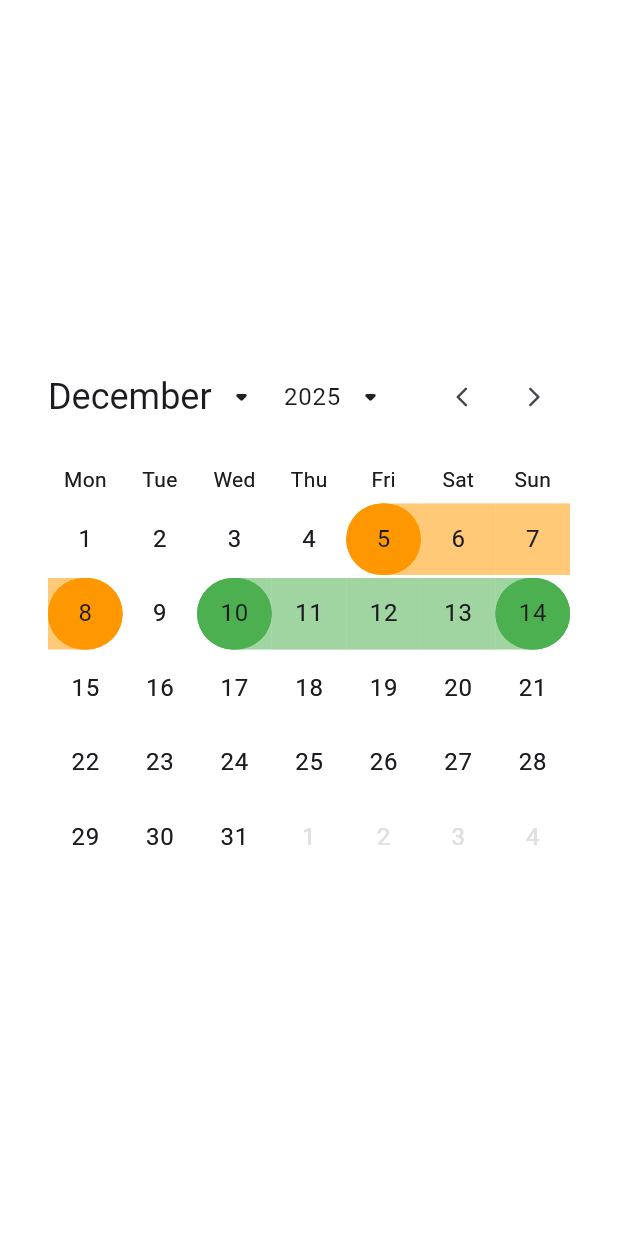
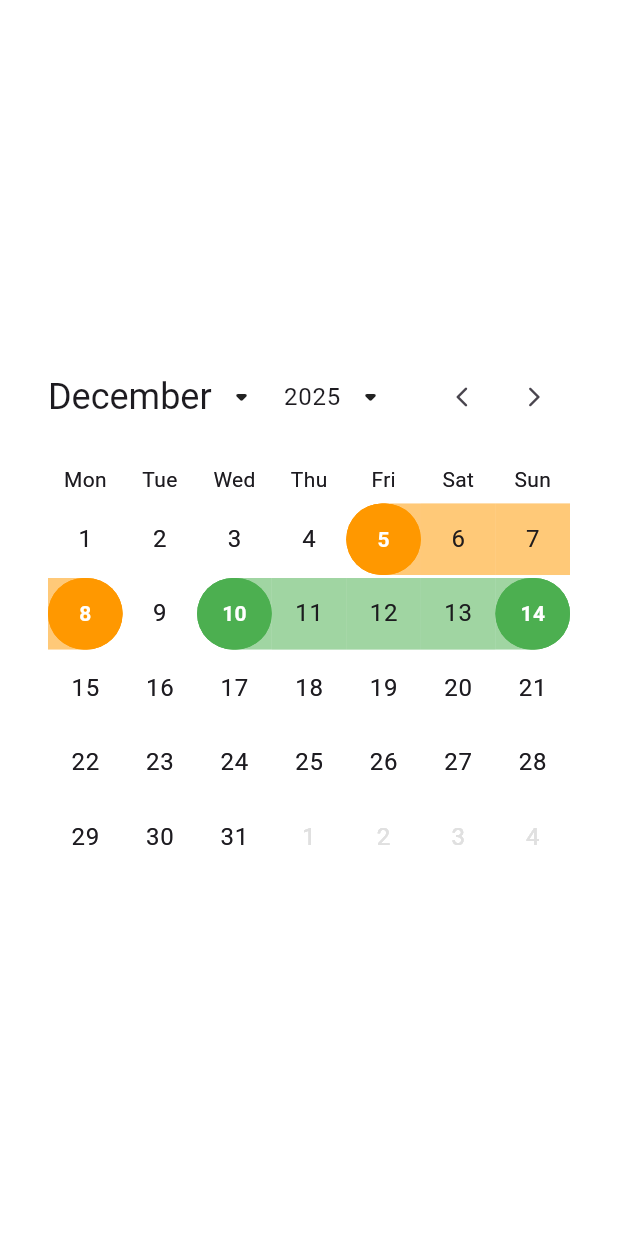
Before and after one commit to riccardocescon/multi_selection_calendar, a Flutter app: the screen it shows after launch, on a phone screen of 412 x 824 dp. Run offline on Flutter 3.47's test engine with Material 3 defaults, Android fonts, the phone set to English and light mode, and no system bars.

Commit message:
Added CalendarDayBackground widget

```diff
--- a/example/lib/main.dart
+++ b/example/lib/main.dart
@@ -1,5 +1,8 @@
 import 'package:flutter/material.dart';
+import 'package:multi_selection_calendar/enums/enums.dart';
+import 'package:multi_selection_calendar/extensions/extensions.dart';
 import 'package:multi_selection_calendar/notifiers/selection_notifier.dart';
+import 'package:multi_selection_calendar/widgets/calendar_day_background.dart';
 import 'package:multi_selection_calendar/widgets/multi_selection_calendar.dart';
 
 void main() {
@@ -37,6 +40,7 @@ class MyApp extends StatelessWidget {
           width: 600,
           padding: const EdgeInsets.all(32),
           child: MultiSelectionCalendar(
+            conflictMode: ConflictMode.overlap,
             initialSelections: [
               CalendarSelection(
                 start: DateTime.now(),
@@ -49,6 +53,37 @@ class MyApp extends StatelessWidget {
                 color: Colors.orange,
               ),
             ],
+            dayBuilder: (date, daySelections, isSelected) {
+              if (isSelected) {
+                return CalendarDayBackground.selected(
+                  child: Text(
+                    '${date.day}',
+                    style: const TextStyle(
+                      fontWeight: FontWeight.bold,
+                      color: Colors.white,
+                    ),
+                  ),
+                );
+              }
+
+              if (daySelections.isEmpty) return null;
+              final isEndpoint = daySelections.any(
+                (e) => date.isSameDate(e.start) || date.isSameDate(e.end),
+              );
+              if (!isEndpoint) return null;
+
+              return CalendarDayBackground.day(
+                date: date,
+                selections: daySelections,
+                child: Text(
+                  '${date.day}',
+                  style: const TextStyle(
+                    fontWeight: FontWeight.bold,
+                    color: Colors.white,
+                  ),
+                ),
+              );
+            },
           ),
         ),
       ),
--- /dev/null
+++ b/lib/widgets/calendar_day_background.dart
@@ -0,0 +1,141 @@
+import 'package:flutter/material.dart';
+import 'package:multi_selection_calendar/entities/calendar_decorations.dart';
+import 'package:multi_selection_calendar/extensions/extensions.dart';
+import 'package:multi_selection_calendar/notifiers/selection_notifier.dart';
+
+class CalendarDayBackground extends StatelessWidget {
+  const CalendarDayBackground._({
+    required this.date,
+    required this.selections,
+    required this.dayDecoration,
+    required this.isSelected,
+    required this.child,
+  });
+
+  factory CalendarDayBackground.day({
+    required DateTime date,
+    required List<CalendarSelection> selections,
+    required Widget child,
+    DayDecoration dayDecoration = const DayDecoration(),
+  }) {
+    return CalendarDayBackground._(
+      date: date,
+      selections: selections,
+      dayDecoration: dayDecoration,
+      isSelected: false,
+      child: child,
+    );
+  }
+
+  factory CalendarDayBackground.selected({required Widget child}) {
+    return CalendarDayBackground._(
+      date: DateTime.now(),
+      selections: [],
+      dayDecoration: const DayDecoration(),
+      isSelected: true,
+      child: child,
+    );
+  }
+
+  final DateTime date;
+  final List<CalendarSelection> selections;
+  final DayDecoration dayDecoration;
+  final bool isSelected;
+  final Widget child;
+
+  @override
+  Widget build(BuildContext context) {
+    return Stack(
+      children: _buildSelectionDecoration
+          .map((decoration) => _cell(context, decoration))
+          .toList(),
+    );
+  }
+
+  Widget _cell(BuildContext context, Decoration? decoration) {
+    return Container(
+      decoration: decoration,
+      alignment: Alignment.center,
+      margin: EdgeInsets.symmetric(vertical: dayDecoration.verticalMargin),
+      child: child,
+    );
+  }
+
+  List<BoxDecoration> get _buildSelectionDecoration {
+    if (isSelected) {
+      return [
+        BoxDecoration(
+          color: dayDecoration.selectedDayBackgroundColor ?? Colors.blue,
+          borderRadius: BorderRadius.all(Radius.circular(9999)),
+        ),
+      ];
+    }
+
+    if (selections.isEmpty) {
+      return [
+        BoxDecoration(
+          color: dayDecoration.cellBackgroundColor ?? Colors.transparent,
+        ),
+      ];
+    }
+
+    List<BoxDecoration> decorations = [];
+
+    for (final selection in selections) {
+      Color? selectionColor;
+      BorderRadius? borderRadius;
+
+      if (date.isSameDate(selection.start)) {
+        selectionColor = selection.color;
+
+        if (date.isSameDate(selection.end)) {
+          // Single day selection
+          borderRadius = BorderRadius.all(
+            Radius.circular(dayDecoration.selectedRadius),
+          );
+        } else {
+          final backgroundBorder = BorderRadius.only(
+            topLeft: Radius.circular(9999),
+            bottomLeft: Radius.circular(9999),
+          );
+          borderRadius = BorderRadius.all(Radius.circular(9999));
+          decorations.add(
+            BoxDecoration(
+              color: selectionColor.withAlpha(dayDecoration.cellSelectionAlpha),
+              borderRadius: backgroundBorder,
+            ),
+          );
+        }
+      } else if (date.isSameDate(selection.end)) {
+        selectionColor = selection.color;
+
+        final backgroundBorder = BorderRadius.only(
+          topRight: Radius.circular(9999),
+          bottomRight: Radius.circular(9999),
+        );
+        borderRadius = BorderRadius.all(Radius.circular(9999));
+        decorations.add(
+          BoxDecoration(
+            color: selectionColor.withAlpha(dayDecoration.cellSelectionAlpha),
+            borderRadius: backgroundBorder,
+          ),
+        );
+      } else if (date.isAfter(selection.start) &&
+          date.isBefore(selection.end)) {
+        selectionColor = selection.color.withAlpha(
+          dayDecoration.cellSelectionAlpha,
+        );
+
+        borderRadius = null;
+      }
+
+      if (selectionColor != null) {
+        decorations.add(
+          BoxDecoration(color: selectionColor, borderRadius: borderRadius),
+        );
+      }
+    }
+
+    return decorations;
+  }
+}
--- a/lib/widgets/components/day_cell.dart
+++ b/lib/widgets/components/day_cell.dart
@@ -22,13 +22,20 @@ class _DayCell extends StatelessWidget {
   final DateTime date;
   final DayDecoration dayDecoration;
   final SelectionNotifier? selectionNotifier;
-  final Widget? Function(DateTime date, List<CalendarSelection> daySelections)?
+  final Widget? Function(
+    DateTime date,
+    List<CalendarSelection> daySelections,
+    bool isSelected,
+  )?
   dayBuilder;
+
+  bool get isDaySelected =>
+      selectionNotifier?.lastSelectedDay?.isSameDate(date) ?? false;
 
   @override
   Widget build(BuildContext context) {
     if (selectionNotifier == null) {
-      return _cell(context, null);
+      return _cell(context);
     }
     return ListenableBuilder(
       listenable: selectionNotifier!,
@@ -40,122 +47,42 @@ class _DayCell extends StatelessWidget {
     final overrideDay = dayBuilder?.call(
       date,
       selectionNotifier!.getSelections(date),
+      isDaySelected,
     );
     return GestureDetector(
       onTap: () {
         selectionNotifier!.selectDay(date);
       },
-      child:
-          overrideDay ??
-          Stack(
-            children: _buildSelectionDecoration
-                .map((decoration) => _cell(context, decoration))
-                .toList(),
-          ),
+      child: overrideDay ?? _cell(context),
     );
   }
 
-  Widget _cell(BuildContext context, Decoration? e) {
-    return Container(
-      decoration: e,
-      alignment: Alignment.center,
-      margin: EdgeInsets.symmetric(vertical: dayDecoration.verticalMargin),
-      child: Text(
-        '${date.day}',
-        style:
-            (dayDecoration.dayTextStyle ??
-                    Theme.of(context).textTheme.bodyLarge)
-                ?.copyWith(
-                  color: e == null
-                      ? (dayDecoration.disabledDayBackgroundColor ??
-                            Colors.grey.shade300)
-                      : null,
-                ),
-      ),
+  Widget _cell(BuildContext context) {
+    if (isDaySelected) {
+      return CalendarDayBackground.selected(
+        child: _text(context, selectionNotifier != null),
+      );
+    }
+
+    return CalendarDayBackground.day(
+      date: date,
+      selections: selectionNotifier?.getSelections(date) ?? [],
+      dayDecoration: dayDecoration,
+      child: _text(context, selectionNotifier != null),
     );
   }
 
-  List<BoxDecoration> get _buildSelectionDecoration {
-    final isDaySelected =
-        selectionNotifier!.lastSelectedDay?.isSameDate(date) ?? false;
-
-    if (isDaySelected) {
-      return [
-        BoxDecoration(
-          color: dayDecoration.selectedDayBackgroundColor ?? Colors.blue,
-          borderRadius: BorderRadius.all(
-            Radius.circular(dayDecoration.selectedRadius),
-          ),
-        ),
-      ];
-    }
-
-    final selections = selectionNotifier!.getSelections(date);
-    if (selections.isEmpty) {
-      return [
-        BoxDecoration(
-          color: dayDecoration.cellBackgroundColor ?? Colors.transparent,
-        ),
-      ];
-    }
-
-    List<BoxDecoration> decorations = [];
-
-    for (final selection in selections) {
-      Color? selectionColor;
-      BorderRadius? borderRadius;
-
-      if (date.isSameDate(selection.start)) {
-        selectionColor = selection.color;
-
-        if (date.isSameDate(selection.end)) {
-          // Single day selection
-          borderRadius = BorderRadius.all(
-            Radius.circular(dayDecoration.selectedRadius),
-          );
-        } else {
-          final backgroundBorder = BorderRadius.only(
-            topLeft: Radius.circular(9999),
-            bottomLeft: Radius.circular(9999),
-          );
-          borderRadius = BorderRadius.all(Radius.circular(9999));
-          decorations.add(
-            BoxDecoration(
-              color: selectionColor.withAlpha(dayDecoration.cellSelectionAlpha),
-              borderRadius: backgroundBorder,
-            ),
-          );
-        }
-      } else if (date.isSameDate(selection.end)) {
-        selectionColor = selection.color;
-
-        final backgroundBorder = BorderRadius.only(
-          topRight: Radius.circular(9999),
-          bottomRight: Radius.circular(9999),
-        );
-        borderRadius = BorderRadius.all(Radius.circular(9999));
-        decorations.add(
-          BoxDecoration(
-            color: selectionColor.withAlpha(dayDecoration.cellSelectionAlpha),
-            borderRadius: backgroundBorder,
-          ),
-        );
-      } else if (date.isAfter(selection.start) &&
-          date.isBefore(selection.end)) {
-        selectionColor = selection.color.withAlpha(
-          dayDecoration.cellSelectionAlpha,
-        );
-
-        borderRadius = null;
-      }
-
-      if (selectionColor != null) {
-        decorations.add(
-          BoxDecoration(color: selectionColor, borderRadius: borderRadius),
-        );
-      }
-    }
-
-    return decorations;
+  Widget _text(BuildContext context, bool enabled) {
+    return Text(
+      '${date.day}',
+      style:
+          (dayDecoration.dayTextStyle ?? Theme.of(context).textTheme.bodyLarge)
+              ?.copyWith(
+                color: enabled
+                    ? null
+                    : (dayDecoration.disabledDayBackgroundColor ??
+                          Colors.grey.shade300),
+              ),
+    );
   }
 }
--- a/lib/widgets/components/month_calendar.dart
+++ b/lib/widgets/components/month_calendar.dart
@@ -20,7 +20,11 @@ class _MonthCalendar extends StatelessWidget {
   final Month month;
   final DayDecoration dayDecoration;
   final SelectionNotifier selectionNotifier;
-  final Widget? Function(DateTime date, List<CalendarSelection> daySelections)?
+  final Widget? Function(
+    DateTime date,
+    List<CalendarSelection> daySelections,
+    bool isSelected,
+  )?
   dayBuilder;
   final CalendarAnimationSettings animationSettings;
 
--- a/lib/widgets/multi_selection_calendar.dart
+++ b/lib/widgets/multi_selection_calendar.dart
@@ -1,6 +1,7 @@
 import 'package:flutter/material.dart';
 import 'package:intl/intl.dart';
 import 'package:multi_selection_calendar/entities/calendar_animation_settings.dart';
+import 'package:multi_selection_calendar/widgets/calendar_day_background.dart';
 import 'package:multi_selection_calendar/entities/calendar_decorations.dart';
 import 'package:multi_selection_calendar/entities/calendar_picker_decoration.dart';
 import 'package:multi_selection_calendar/entities/header_decoration.dart';
@@ -60,7 +61,11 @@ class MultiSelectionCalendar extends StatefulWidget {
     int? maxYear,
     int? initYear,
     CalendarAnimationSettings? animationSettings,
-    Widget? Function(DateTime date, List<CalendarSelection> daySelections)?
+    Widget? Function(
+      DateTime date,
+      List<CalendarSelection> daySelections,
+      bool isSelected,
+    )?
     dayBuilder,
     Widget? Function(
       int selectedYear,
@@ -134,7 +139,11 @@ class MultiSelectionCalendar extends StatefulWidget {
   /// Custom builder for day cells.
   /// date is the date of the cell.
   /// daySelections is the list of selections that include this date.
-  final Widget? Function(DateTime date, List<CalendarSelection> daySelections)?
+  final Widget? Function(
+    DateTime date,
+    List<CalendarSelection> daySelections,
+    bool isSelected,
+  )?
   dayBuilder;
 
   /// Custom header builder for the calendar.
```
